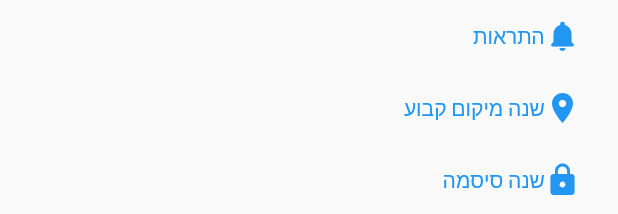
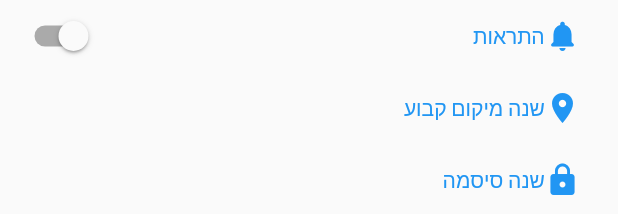
Before and after one commit to haitham-kablan/HadarSocialNetwork, a Flutter app: the ManagePersonalInfo widget shown alone on an empty page, opened directly with empty values, on a phone screen of 412 x 824 dp. Shown: the top 214 px of the screen. Run offline on Flutter 3.47's test engine with Material 2 defaults, Android fonts, the phone set to English and light mode, and no system bars; our stand-ins replace cloud_firestore, firebase_auth, firebase_core, flutter_local_notifications, flutter_rating_bar, flutter_spinkit and 6 more; missing offline and left inert: flappy_search_bar, workmanager; accounts and stored records are empty; generated files the repository leaves out were written again.

Commit message:
add notification switch
TODO: turn notifications on/off

```diff
--- a/hadar/lib/profiles/profileItems/basicItemsForAllProfiles.dart
+++ b/hadar/lib/profiles/profileItems/basicItemsForAllProfiles.dart
@@ -13,8 +13,7 @@ import 'basicItemsForUserProfile.dart';
 import 'package:flutter_gen/gen_l10n/app_localizations.dart';
 
 import 'changePassword.dart';
-
-
+import 'notificationSwitch.dart';
 
 Widget changeLocationDialogue(BuildContext context) {
   // a.User user = CurrentUser.curr_user;
@@ -24,7 +23,8 @@ Widget changeLocationDialogue(BuildContext context) {
   return SingleChildScrollView(
     child: new AlertDialog(
       backgroundColor: BasicColor.backgroundClr,
-      title: Center(child: Text(AppLocalizations.of(context).changeStableLocation)),
+      title: Center(
+          child: Text(AppLocalizations.of(context).changeStableLocation)),
       content: Column(
         children: [
           Container(
@@ -156,10 +156,10 @@ class MainInfo extends StatelessWidget {
             onPressed: () {
               showDialog(
                 context: context,
-              builder: (BuildContext context) => ChangeLangDialogue(privilege),
+                builder: (BuildContext context) =>
+                    ChangeLangDialogue(privilege),
               );
-          }
-        ),
+            }),
         SizedBox(
           height: 60,
         ),
@@ -243,11 +243,10 @@ class ManagePersonalInfo extends StatelessWidget {
         await DataBaseService().helpRequestTypesAsList();
   }
 
-  ifVolunteerShowCat(BuildContext context){
-    if(user.privilege == Privilege.Volunteer ){
+  ifVolunteerShowCat(BuildContext context) {
+    if (user.privilege == Privilege.Volunteer) {
       return VolunteerShowCategories();
-    }
-    else
+    } else
       return SizedBox();
   }
 
@@ -257,30 +256,44 @@ class ManagePersonalInfo extends StatelessWidget {
 
     return Column(
       children: [
+        Row(
+          children: [
             TextButton(
-          child: buttonCreate.getChild(AppLocalizations.of(context).notification, Icons.notifications_rounded),
+              child: buttonCreate.getChild(
+                  AppLocalizations.of(context).notification,
+                  Icons.notifications_rounded),
               style: style,
-          onPressed: () {
-            //  TODO: turn notifications ON/OFF
-          },
+              onPressed: (){},
+            ),
+            Spacer(),
+            Container(
+              child: NotificationSwitch(),
+              padding: EdgeInsets.only(left: 10.0),
+            ),
+          ],
         ),
         TextButton(
-          child: buttonCreate.getChild(AppLocalizations.of(context).changeStableLocation, Icons.location_on),
+          child: buttonCreate.getChild(
+              AppLocalizations.of(context).changeStableLocation,
+              Icons.location_on),
           style: style,
           onPressed: () {
             showDialog(
               context: context,
-              builder: (BuildContext context) => changeLocationDialogue(context),
+              builder: (BuildContext context) =>
+                  changeLocationDialogue(context),
             );
           },
         ),
         TextButton(
-          child: buttonCreate.getChild(AppLocalizations.of(context).changePassword, Icons.lock),
+          child: buttonCreate.getChild(
+              AppLocalizations.of(context).changePassword, Icons.lock),
           style: style,
           onPressed: () {
             showDialog(
               context: context,
-              builder: (BuildContext context) => changePasswordDialogue(context),
+              builder: (BuildContext context) =>
+                  changePasswordDialogue(context),
             );
           },
         ),
@@ -311,9 +324,7 @@ class SignOut extends StatelessWidget {
         ],
       ),
       style: TextButton.styleFrom(
-        primary: Theme
-            .of(context)
-            .primaryColor,
+        primary: Theme.of(context).primaryColor,
         padding: EdgeInsets.only(left: 10.0),
       ),
       onPressed: () {
@@ -412,25 +423,22 @@ class RemoveUser extends StatelessWidget {
       )),
       actions: <Widget>[
         Row(
-
           children: [
             TextButton(
               style: TextButton.styleFrom(
-                primary: Theme
-                    .of(context)
-                    .primaryColor,
+                primary: Theme.of(context).primaryColor,
               ),
               onPressed: () {
                 Navigator.pop(context, true);
               },
               child: Text(AppLocalizations.of(context).cancel),
             ),
-            Spacer(flex: 1,),
+            Spacer(
+              flex: 1,
+            ),
             TextButton(
               style: TextButton.styleFrom(
-                primary: Theme
-                    .of(context)
-                    .primaryColor,
+                primary: Theme.of(context).primaryColor,
               ),
               onPressed: () async {
                 await DataBaseService().RemoveCurrentuserFromAuthentication();
@@ -522,9 +530,7 @@ class ProfileButton {
 
   ButtonStyle getStyle(BuildContext context) {
     return TextButton.styleFrom(
-      primary: Theme
-          .of(context)
-          .primaryColor,
+      primary: Theme.of(context).primaryColor,
       padding: EdgeInsets.only(right: 25.0),
     );
   }
--- /dev/null
+++ b/hadar/lib/profiles/profileItems/notificationSwitch.dart
@@ -0,0 +1,36 @@
+import 'package:flutter/cupertino.dart';
+import 'package:flutter/material.dart';
+import 'package:hadar/Design/basicTools.dart';
+
+class NotificationSwitch extends StatefulWidget {
+  const NotificationSwitch({Key key}) : super(key: key);
+
+  @override
+  _NotificationSwitchState createState() => _NotificationSwitchState();
+}
+
+class _NotificationSwitchState extends State<NotificationSwitch> {
+  bool isSwitched = false;
+
+  @override
+  Widget build(BuildContext context) {
+    return Switch(
+      value: isSwitched,
+      onChanged: (value) {
+        setState(() {
+          isSwitched = value;
+          if(isSwitched){
+            //TODO: turn notifications on
+            print("notification switch is on ");
+          }
+          else{
+            //TODO: turn notifications off
+            print("notification switch is off ");
+          }
+        });
+      },
+      activeTrackColor: BasicColor.clr,
+      activeColor: BasicColor.backgroundClr,
+    );
+  }
+}
```
Lines whose indentation alone changed are shown as unchanged.
